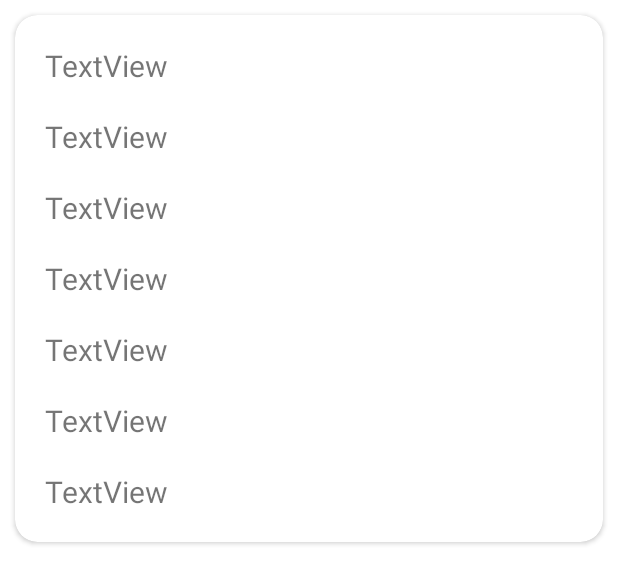
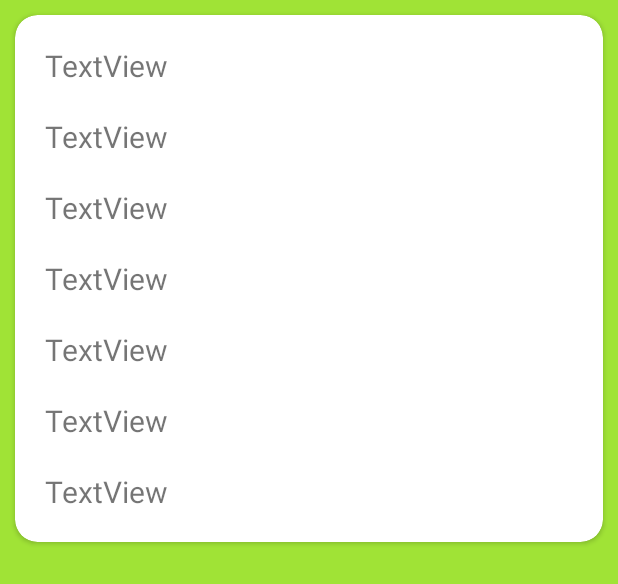
Before and after one commit to awxander/shiftTest, an Android app: the layout activity_info.xml on its own in the app's theme, with its tools: preview values and no code run, on a phone screen of 412 x 824 dp. Shown: the top 584 px of the screen. Run offline under Robolectric (Android 15) with nearby library versions, the phone set to English and light mode, and no system bars; network calls fail.

Commit message:
мелочи

```diff
--- /dev/null
+++ b/app/src/main/java/com/example/shifttest/Constances.kt
@@ -0,0 +1,3 @@
+package com.example.shifttest
+
+const val BIN_INFO = "binInfo"
--- a/app/src/main/res/layout/activity_info.xml
+++ b/app/src/main/res/layout/activity_info.xml
@@ -3,7 +3,8 @@
     xmlns:app="http://schemas.android.com/apk/res-auto"
     xmlns:tools="http://schemas.android.com/tools"
     android:layout_width="match_parent"
-    android:layout_height="match_parent">
+    android:layout_height="match_parent"
+    android:background="#A0E336">
 
     <androidx.cardview.widget.CardView
         android:layout_width="match_parent"
@@ -20,96 +21,95 @@
             android:layout_margin="10dp">
 
             <TableRow
-                android:layout_margin="10dp"
                 android:layout_width="match_parent"
-                android:layout_height="match_parent">
+                android:layout_height="match_parent"
+                android:layout_margin="10dp">
 
                 <TextView
                     android:id="@+id/scheme"
-                    android:textSize="20sp"
                     android:layout_width="wrap_content"
                     android:layout_height="wrap_content"
-                    android:text="TextView" />
+                    android:text="TextView"
+                    android:textSize="20sp" />
             </TableRow>
 
             <TableRow
-                android:layout_margin="10dp"
                 android:layout_width="match_parent"
-                android:layout_height="match_parent">
+                android:layout_height="match_parent"
+                android:layout_margin="10dp">
 
                 <TextView
                     android:id="@+id/type"
-                    android:textSize="20sp"
                     android:layout_width="wrap_content"
                     android:layout_height="wrap_content"
-                    android:text="TextView" />
+                    android:text="TextView"
+                    android:textSize="20sp" />
             </TableRow>
 
             <TableRow
-                android:layout_margin="10dp"
                 android:layout_width="match_parent"
-                android:layout_height="match_parent">
+                android:layout_height="match_parent"
+                android:layout_margin="10dp">
 
                 <TextView
                     android:id="@+id/brand"
-                    android:textSize="20sp"
                     android:layout_width="wrap_content"
                     android:layout_height="wrap_content"
-                    android:text="TextView" />
+                    android:text="TextView"
+                    android:textSize="20sp" />
             </TableRow>
 
             <TableRow
-                android:layout_margin="10dp"
                 android:layout_width="match_parent"
-                android:layout_height="match_parent">
+                android:layout_height="match_parent"
+                android:layout_margin="10dp">
 
                 <TextView
                     android:id="@+id/prepaid"
-                    android:textSize="20sp"
                     android:layout_width="wrap_content"
                     android:layout_height="wrap_content"
-                    android:text="TextView" />
+                    android:text="TextView"
+                    android:textSize="20sp" />
             </TableRow>
 
             <TableRow
-                android:layout_margin="10dp"
                 android:layout_width="match_parent"
-                android:layout_height="match_parent">
+                android:layout_height="match_parent"
+                android:layout_margin="10dp">
 
                 <TextView
                     android:id="@+id/bank"
-                    android:textSize="20sp"
                     android:layout_width="wrap_content"
                     android:layout_height="wrap_content"
-                    android:text="TextView" />
+                    android:text="TextView"
+                    android:textSize="20sp" />
             </TableRow>
 
             <TableRow
-                android:layout_margin="10dp"
                 android:layout_width="match_parent"
-                android:layout_height="match_parent">
+                android:layout_height="match_parent"
+                android:layout_margin="10dp">
 
                 <TextView
                     android:id="@+id/number"
-                    android:textSize="20sp"
                     android:layout_width="wrap_content"
                     android:layout_height="wrap_content"
-                    android:text="TextView" />
+                    android:text="TextView"
+                    android:textSize="20sp" />
             </TableRow>
 
             <TableRow
-                android:layout_margin="10dp"
                 android:layout_width="match_parent"
-                android:layout_height="match_parent">
+                android:layout_height="match_parent"
+                android:layout_margin="10dp">
 
                 <TextView
                     android:id="@+id/country"
-                    android:textSize="20sp"
                     android:layout_width="wrap_content"
                     android:layout_height="wrap_content"
-                    android:text="TextView" />
+                    android:text="TextView"
+                    android:textSize="20sp" />
             </TableRow>
-
 
 
         </TableLayout>
--- /dev/null
+++ b/app/src/main/res/layout/bin_item.xml
@@ -0,0 +1,6 @@
+<?xml version="1.0" encoding="utf-8"?>
+<androidx.constraintlayout.widget.ConstraintLayout xmlns:android="http://schemas.android.com/apk/res/android"
+    android:layout_width="match_parent"
+    android:layout_height="match_parent">
+
+</androidx.constraintlayout.widget.ConstraintLayout>
```
Also changed, not shown: app/src/main/AndroidManifest.xml (+9 -0 lines), app/src/main/java/com/example/shifttest/MainActivity.kt (+24 -9 lines), app/src/main/java/com/example/shifttest/presentation/InfoActivity.kt (+27 -9 lines), app/src/main/res/layout/activity_main.xml (+34 -17 lines).
